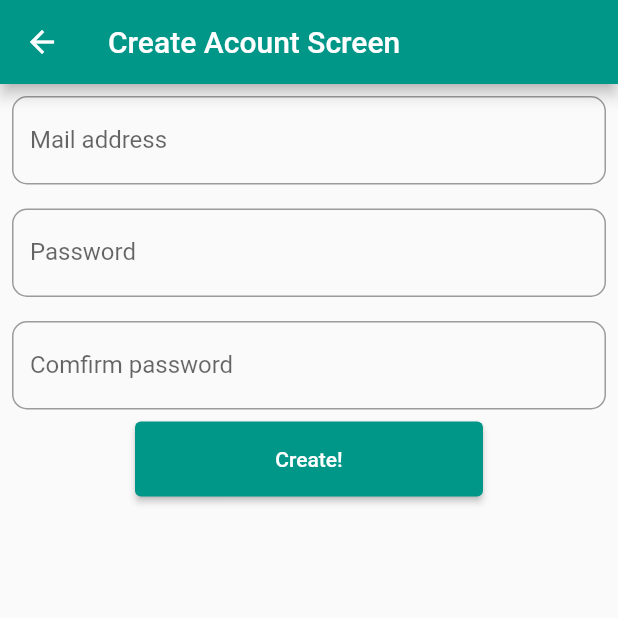
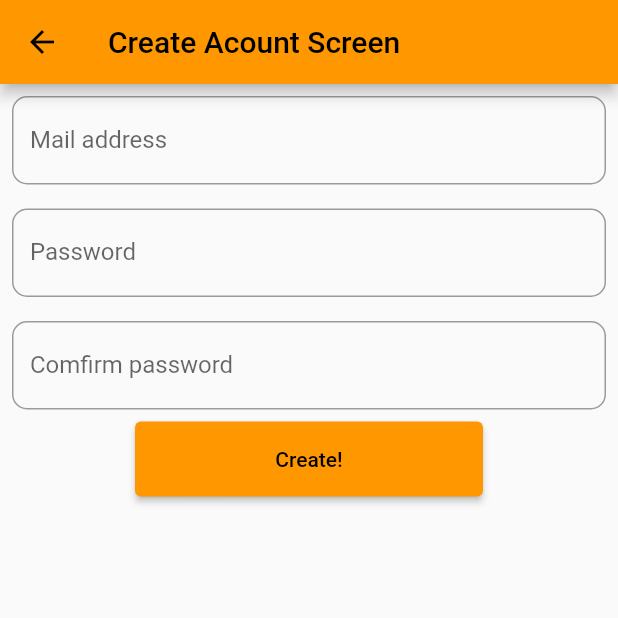
Before and after one commit to yamafuji03/Simple_Todo_with_statefull, a Flutter app: the Registration screen opened directly, after a tap on "Create!", on a phone screen of 412 x 824 dp, the top half of it. Run offline on Flutter 3.47's test engine with Material 2 defaults, Android fonts, the phone set to English and light mode, and no system bars; our stand-ins replace cloud_firestore, firebase_auth, firebase_core; accounts and stored records are empty.

Commit message:
色とセキュリティルール変更した

```diff
--- a/lib/main.dart
+++ b/lib/main.dart
@@ -21,7 +21,7 @@ class MyApp extends StatelessWidget {
   @override
   Widget build(BuildContext context) {
     return MaterialApp(
-      theme: ThemeData(primarySwatch: Colors.teal),
+      theme: ThemeData(primarySwatch: Colors.orange),
       home: MyHomePage(),
     );
   }
--- a/lib/registration.dart
+++ b/lib/registration.dart
@@ -66,18 +66,64 @@ class Registration extends StatelessWidget {
                       // おまじない
                       final User user = userCredential.user!;
                       // ランダムに生成されたドキュメントナンバーを取得
-                      final randomid = FirebaseFirestore.instance
+                      final randomid0 = FirebaseFirestore.instance
                           .collection(user.uid)
                           .doc()
                           .id;
+                      final randomid1 = FirebaseFirestore.instance
+                          .collection(user.uid)
+                          .doc()
+                          .id;
+                      final randomid2 = FirebaseFirestore.instance
+                          .collection(user.uid)
+                          .doc()
+                          .id;
+                      final randomid3 = FirebaseFirestore.instance
+                          .collection(user.uid)
+                          .doc()
+                          .id;
+
                       // 新規登録したときに例としてのtodoリストを１個作成する。このとき上で取得したDocIDをフィールド内の"id"に転記する
+
                       FirebaseFirestore.instance
                           .collection(user.uid)
-                          .doc(randomid)
+                          .doc(randomid0)
                           .set({
-                        "item": "Let's get your Todo's started",
-                        "id": randomid,
+                        "item": "Edit and check with the right side",
+                        "id": randomid0,
                         'order': 0,
+                        'done': false,
+                        'createdAt': Timestamp.now()
+                      });
+
+                      FirebaseFirestore.instance
+                          .collection(user.uid)
+                          .doc(randomid1)
+                          .set({
+                        "item": "Add new Todo on the bottom button",
+                        "id": randomid1,
+                        'order': 1,
+                        'done': false,
+                        'createdAt': Timestamp.now()
+                      });
+
+                      FirebaseFirestore.instance
+                          .collection(user.uid)
+                          .doc(randomid2)
+                          .set({
+                        "item": "Swipe for delete a list",
+                        "id": randomid2,
+                        'order': 2,
+                        'done': false,
+                        'createdAt': Timestamp.now()
+                      });
+                      FirebaseFirestore.instance
+                          .collection(user.uid)
+                          .doc(randomid3)
+                          .set({
+                        "item": "You can move lists. Give it a try!",
+                        "id": randomid3,
+                        'order': 3,
                         'done': false,
                         'createdAt': Timestamp.now()
                       });
--- a/lib/todo.dart
+++ b/lib/todo.dart
@@ -25,7 +25,7 @@ class _TodoState extends State<Todo> {
         builder: (BuildContext context, AsyncSnapshot<QuerySnapshot> snapshot) {
           return Scaffold(
             appBar: AppBar(
-              title: Text("ToDo"),
+              title: Text("To Do List"),
               // 戻るボタンの非表示
               automaticallyImplyLeading: false,
             ),
```
